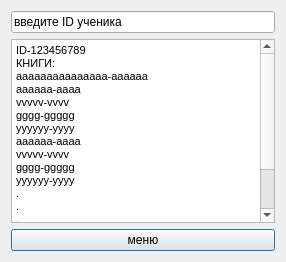
Old version of the form list_of_students_book/info_from_id.ui in the repository Plusers/ASL.
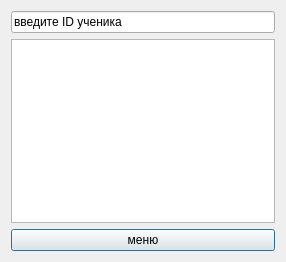
New version of the form.

```diff
--- a/list_of_students_book/info_from_id.ui
+++ b/list_of_students_book/info_from_id.ui
@@ -30,23 +30,6 @@
 &lt;html&gt;&lt;head&gt;&lt;meta name=&quot;qrichtext&quot; content=&quot;1&quot; /&gt;&lt;style type=&quot;text/css&quot;&gt;
 p, li { white-space: pre-wrap; }
 &lt;/style&gt;&lt;/head&gt;&lt;body style=&quot; font-family:'MS Shell Dlg 2'; font-size:8.25pt; font-weight:400; font-style:normal;&quot;&gt;
-&lt;p style=&quot; margin-top:0px; margin-bottom:0px; margin-left:0px; margin-right:0px; -qt-block-indent:0; text-indent:0px;&quot;&gt;ID-123456789&lt;/p&gt;
-&lt;p style=&quot; margin-top:0px; margin-bottom:0px; margin-left:0px; margin-right:0px; -qt-block-indent:0; text-indent:0px;&quot;&gt;КНИГИ:&lt;/p&gt;
-&lt;p style=&quot; margin-top:0px; margin-bottom:0px; margin-left:0px; margin-right:0px; -qt-block-indent:0; text-indent:0px;&quot;&gt;aaaaaaaaaaaaaaa-aaaaaa&lt;/p&gt;
-&lt;p style=&quot; margin-top:0px; margin-bottom:0px; margin-left:0px; margin-right:0px; -qt-block-indent:0; text-indent:0px;&quot;&gt;aaaaaa-aaaa&lt;/p&gt;
-&lt;p style=&quot; margin-top:0px; margin-bottom:0px; margin-left:0px; margin-right:0px; -qt-block-indent:0; text-indent:0px;&quot;&gt;vvvvv-vvvv&lt;/p&gt;
-&lt;p style=&quot; margin-top:0px; margin-bottom:0px; margin-left:0px; margin-right:0px; -qt-block-indent:0; text-indent:0px;&quot;&gt;gggg-ggggg&lt;/p&gt;
-&lt;p style=&quot; margin-top:0px; margin-bottom:0px; margin-left:0px; margin-right:0px; -qt-block-indent:0; text-indent:0px;&quot;&gt;yyyyyy-yyyy&lt;/p&gt;
-&lt;p style=&quot; margin-top:0px; margin-bottom:0px; margin-left:0px; margin-right:0px; -qt-block-indent:0; text-indent:0px;&quot;&gt;aaaaaa-aaaa&lt;/p&gt;
-&lt;p style=&quot; margin-top:0px; margin-bottom:0px; margin-left:0px; margin-right:0px; -qt-block-indent:0; text-indent:0px;&quot;&gt;vvvvv-vvvv&lt;/p&gt;
-&lt;p style=&quot; margin-top:0px; margin-bottom:0px; margin-left:0px; margin-right:0px; -qt-block-indent:0; text-indent:0px;&quot;&gt;gggg-ggggg&lt;/p&gt;
-&lt;p style=&quot; margin-top:0px; margin-bottom:0px; margin-left:0px; margin-right:0px; -qt-block-indent:0; text-indent:0px;&quot;&gt;yyyyyy-yyyy&lt;/p&gt;
-&lt;p style=&quot; margin-top:0px; margin-bottom:0px; margin-left:0px; margin-right:0px; -qt-block-indent:0; text-indent:0px;&quot;&gt;.&lt;/p&gt;
-&lt;p style=&quot; margin-top:0px; margin-bottom:0px; margin-left:0px; margin-right:0px; -qt-block-indent:0; text-indent:0px;&quot;&gt;.&lt;/p&gt;
-&lt;p style=&quot; margin-top:0px; margin-bottom:0px; margin-left:0px; margin-right:0px; -qt-block-indent:0; text-indent:0px;&quot;&gt;.&lt;/p&gt;
-&lt;p style=&quot; margin-top:0px; margin-bottom:0px; margin-left:0px; margin-right:0px; -qt-block-indent:0; text-indent:0px;&quot;&gt;.&lt;/p&gt;
-&lt;p style=&quot; margin-top:0px; margin-bottom:0px; margin-left:0px; margin-right:0px; -qt-block-indent:0; text-indent:0px;&quot;&gt;.&lt;/p&gt;
-&lt;p style=&quot; margin-top:0px; margin-bottom:0px; margin-left:0px; margin-right:0px; -qt-block-indent:0; text-indent:0px;&quot;&gt;..&lt;/p&gt;
 &lt;p style=&quot;-qt-paragraph-type:empty; margin-top:0px; margin-bottom:0px; margin-left:0px; margin-right:0px; -qt-block-indent:0; text-indent:0px;&quot;&gt;&lt;br /&gt;&lt;/p&gt;&lt;/body&gt;&lt;/html&gt;</string>
        </property>
       </widget>
```
Left out of the diff: 2 changed lines with no effect on the pictures.
